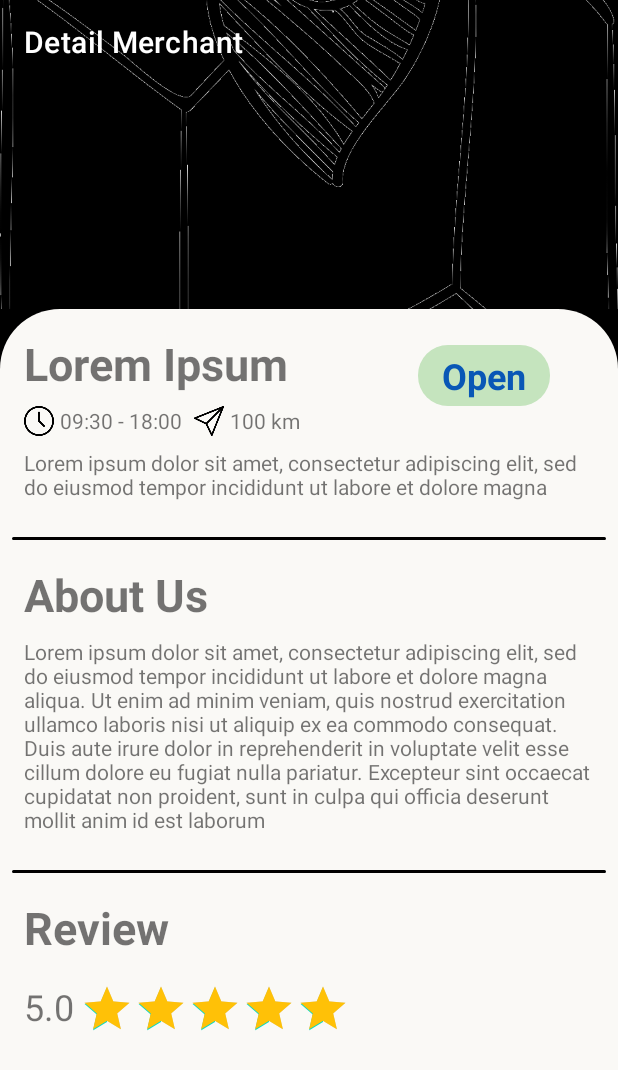
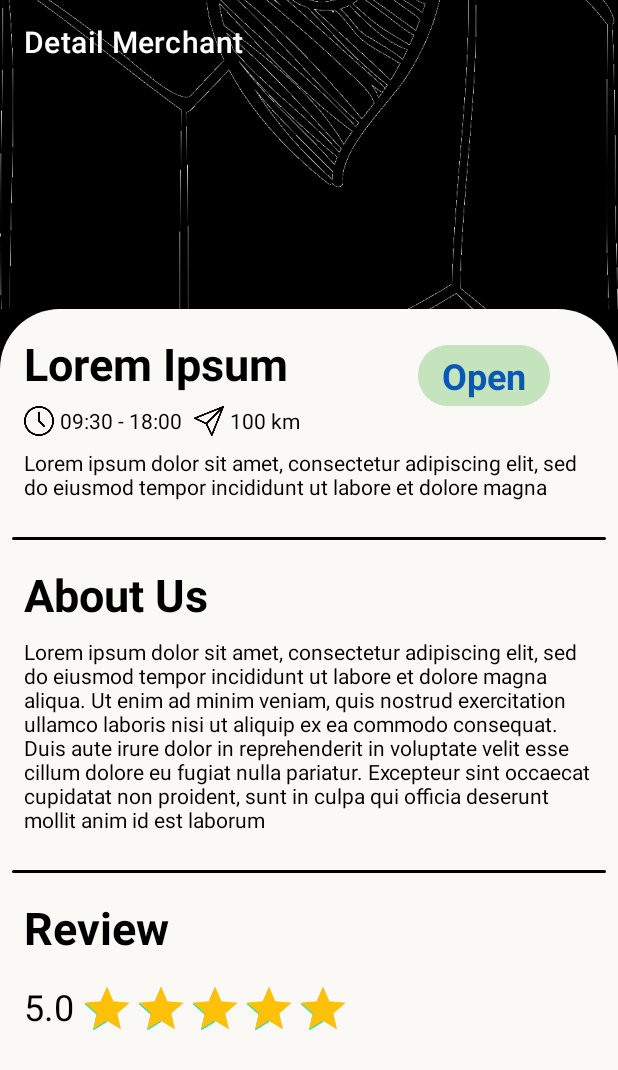
Before and after one commit to blaskoasky/GPS-Project, an Android app: the DetailMerchantActivity screen opened directly, with no data from a screen before it, on a phone screen of 412 x 824 dp. Shown: the top 1070 px of the screen. Run offline under Robolectric (Android 15) with nearby library versions, the phone set to English and light mode, and no system bars.

Commit message:
fix darkmode

```diff
--- a/app/src/main/res/layout/activity_main.xml
+++ b/app/src/main/res/layout/activity_main.xml
@@ -4,6 +4,7 @@
     xmlns:tools="http://schemas.android.com/tools"
     android:layout_width="match_parent"
     android:layout_height="match_parent"
+    android:background="@color/white"
     android:padding="8dp"
     tools:context=".main.MainActivity">
 
--- a/app/src/main/res/layout/item_row.xml
+++ b/app/src/main/res/layout/item_row.xml
@@ -14,7 +14,8 @@
     <androidx.constraintlayout.widget.ConstraintLayout
         android:id="@+id/item_container"
         android:layout_width="match_parent"
-        android:layout_height="wrap_content">
+        android:layout_height="wrap_content"
+        android:background="@color/white">
 
         <ImageView
             android:id="@+id/img_merchant"
--- a/app/src/main/res/values-night/themes.xml
+++ b/app/src/main/res/values-night/themes.xml
@@ -6,11 +6,11 @@
         <item name="colorPrimaryVariant">@color/p_light</item>
         <item name="colorOnPrimary">@color/black</item>
         <item name="android:textColor">@color/text_color</item>
-
         <!-- Secondary brand color. -->
         <item name="colorSecondary">@color/secondary</item>
         <item name="colorSecondaryVariant">@color/s_light</item>
         <item name="colorOnSecondary">@color/black</item>
+
         <!-- Status bar color. -->
         <item name="android:statusBarColor" tools:targetApi="l">?attr/colorPrimaryVariant</item>
         <!-- Customize your theme here. -->
@@ -18,10 +18,11 @@
 
     <style name="CustomTheme" parent="Theme.MaterialComponents.DayNight.DarkActionBar">
         <item name="colorPrimary">@android:color/transparent</item>
-        <item name="actionMenuTextColor">@color/black</item>
+        <item name="colorPrimaryVariant">@color/p_light</item>
+        <item name="android:textColor">@color/black</item>
         <item name="windowActionBarOverlay">true</item>
 
         <item name="android:statusBarColor" tools:targetApi="l">@color/p_light</item>
+    </style>
 
-    </style>
 </resources>
--- a/app/src/main/res/values/themes.xml
+++ b/app/src/main/res/values/themes.xml
@@ -18,10 +18,11 @@
 
     <style name="CustomTheme" parent="Theme.MaterialComponents.DayNight.DarkActionBar">
         <item name="colorPrimary">@android:color/transparent</item>
+        <item name="colorPrimaryVariant">@color/p_light</item>
+        <item name="android:textColor">@color/black</item>
         <item name="windowActionBarOverlay">true</item>
 
         <item name="android:statusBarColor" tools:targetApi="l">@color/p_light</item>
     </style>
 
-
 </resources>
```
